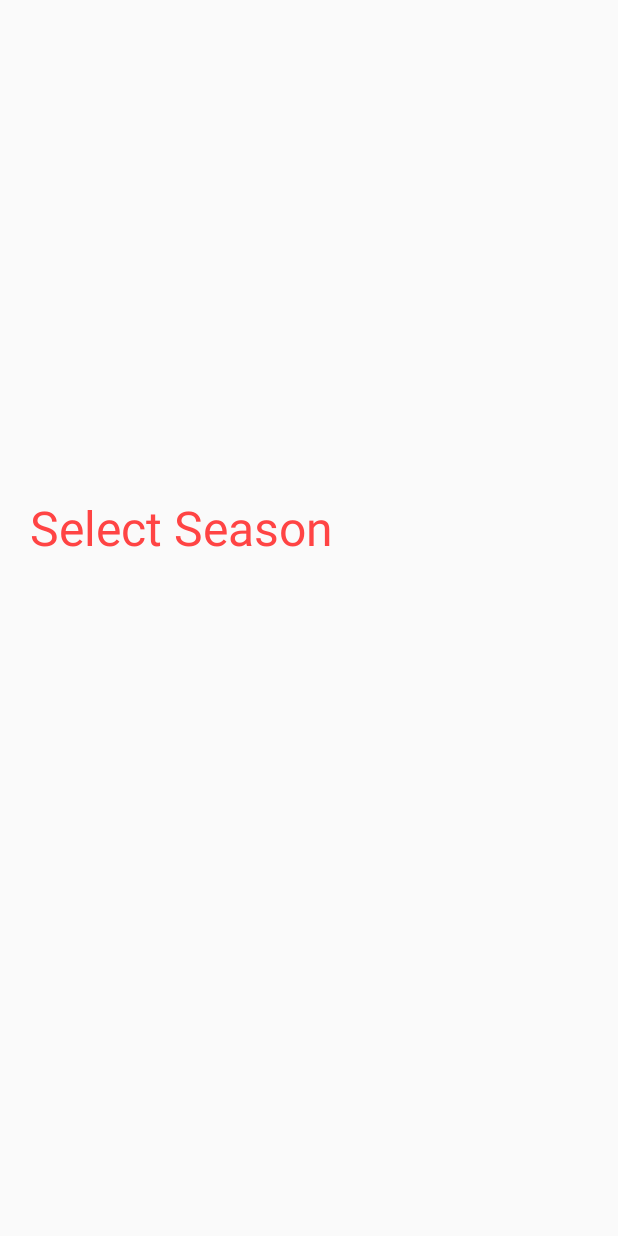
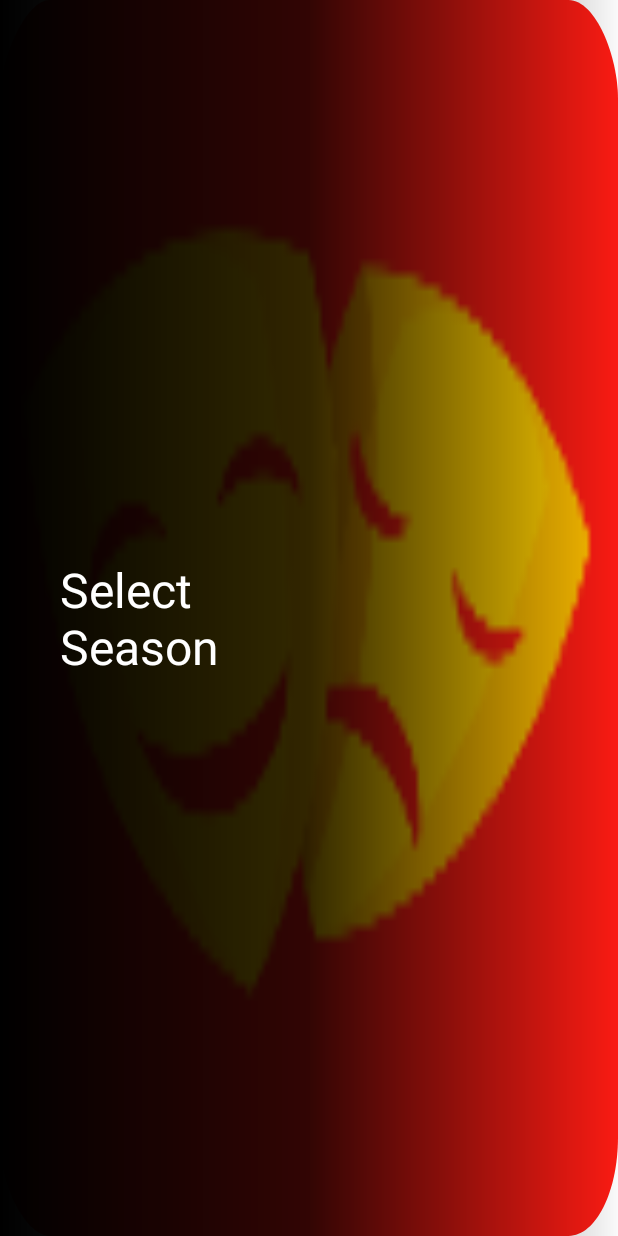
Before and after one commit to DevanshSampat/StreamVilla-tv, an Android app: the layout activity_season_picker.xml on its own in the app's theme, with its tools: preview values and no code run, on a phone screen of 412 x 824 dp. Run offline under Robolectric (Android 15) with nearby library versions, the phone set to English and light mode, and no system bars.

Commit message:
Web Series UI changed
Looks flat now

```diff
--- a/Entertainment (Android TV)/app/src/main/java/com/example/news/EpisodePickerActivity.java
+++ b/Entertainment (Android TV)/app/src/main/java/com/example/news/EpisodePickerActivity.java
@@ -37,7 +37,7 @@ public class EpisodePickerActivity extends AppCompatActivity {
         ((TextView)findViewById(R.id.header)).setText(header);
         final RecyclerView recyclerView = findViewById(R.id.recycle);
         recyclerView.requestFocus();
-        recyclerView.setLayoutManager(new LinearLayoutManager(this,LinearLayoutManager.HORIZONTAL,false));
+        recyclerView.setLayoutManager(new LinearLayoutManager(this));
         recyclerView.setHasFixedSize(true);
         FirebaseDatabase.getInstance().getReference().addValueEventListener(new ValueEventListener() {
             @Override
--- a/Entertainment (Android TV)/app/src/main/java/com/example/news/SeasonPickerActivity.java
+++ b/Entertainment (Android TV)/app/src/main/java/com/example/news/SeasonPickerActivity.java
@@ -33,7 +33,7 @@ public class SeasonPickerActivity extends AppCompatActivity {
         ((TextView)findViewById(R.id.header)).setText(name);
         final RecyclerView recyclerView = findViewById(R.id.recycle);
         recyclerView.requestFocus();
-        recyclerView.setLayoutManager(new LinearLayoutManager(this,LinearLayoutManager.HORIZONTAL,false));
+        recyclerView.setLayoutManager(new LinearLayoutManager(this));
         recyclerView.setHasFixedSize(true);
         FirebaseDatabase.getInstance().getReference().addValueEventListener(new ValueEventListener() {
             @Override
--- a/Entertainment (Android TV)/app/src/main/res/layout/activity_season_picker.xml
+++ b/Entertainment (Android TV)/app/src/main/res/layout/activity_season_picker.xml
@@ -1,41 +1,47 @@
 <?xml version="1.0" encoding="utf-8"?>
-<ScrollView xmlns:android="http://schemas.android.com/apk/res/android"
+<RelativeLayout xmlns:android="http://schemas.android.com/apk/res/android"
     xmlns:app="http://schemas.android.com/apk/res-auto"
     xmlns:tools="http://schemas.android.com/tools"
     android:layout_width="match_parent"
     android:layout_height="match_parent"
     tools:context=".SeasonPickerActivity"
-    android:id="@+id/layout"
-    android:orientation="vertical">
+    android:id="@+id/layout">
+
+
+        <ImageView
+            android:layout_width="match_parent"
+            android:layout_height="match_parent"
+            android:scaleType="fitXY"
+            android:foreground="@drawable/bg_movie_description"
+            android:src="@mipmap/ic_launcher"
+            android:id="@+id/image"/>
+
+    <TextView
+        android:layout_width="wrap_content"
+        android:layout_height="wrap_content"
+        android:layout_centerInParent="true"
+        android:id="@+id/center"/>
 
     <LinearLayout
         android:layout_width="match_parent"
-        android:layout_height="wrap_content"
-        android:orientation="vertical">
-
-        <ImageView
-            android:layout_width="match_parent"
-            android:layout_marginHorizontal="20dp"
-            android:layout_marginTop="20dp"
-            android:layout_height="300dp"
-            android:scaleType="fitXY"
-            android:id="@+id/image"/>
+        android:layout_height="match_parent"
+        android:layout_toStartOf="@id/center"
+        android:layout_marginHorizontal="40dp"
+        android:orientation="vertical"
+        android:gravity="center_vertical"
+        android:layout_marginVertical="10dp">
 
         <TextView
             android:layout_width="match_parent"
             android:layout_height="wrap_content"
             android:textSize="32sp"
-            android:layout_marginHorizontal="20dp"
-            android:textColor="@android:color/holo_red_light"
-            android:layout_marginVertical="10dp"
+            android:textColor="@android:color/white"
             android:text="Select Season"
             android:id="@+id/header"/>
         <androidx.recyclerview.widget.RecyclerView
         android:layout_width="match_parent"
-        android:layout_height="match_parent"
-        android:layout_marginVertical="20dp"
-        android:layout_marginHorizontal="10dp"
+        android:layout_height="wrap_content"
         android:id="@+id/recycle" />
 
-</LinearLayout>
-</ScrollView>
+    </LinearLayout>
+</RelativeLayout>
```
Also changed, not shown: Entertainment (Android TV)/app/src/main/java/com/example/news/EpisodeAdapter.java (+1 -11 lines), Entertainment (Android TV)/app/src/main/java/com/example/news/SeasonAdapter.java (+1 -11 lines), Entertainment (Android TV)/app/src/main/res/layout/activity_episode_picker.xml (+27 -22 lines), Entertainment (Android TV)/app/src/main/res/layout/season_episode_item.xml (+12 -34 lines).
